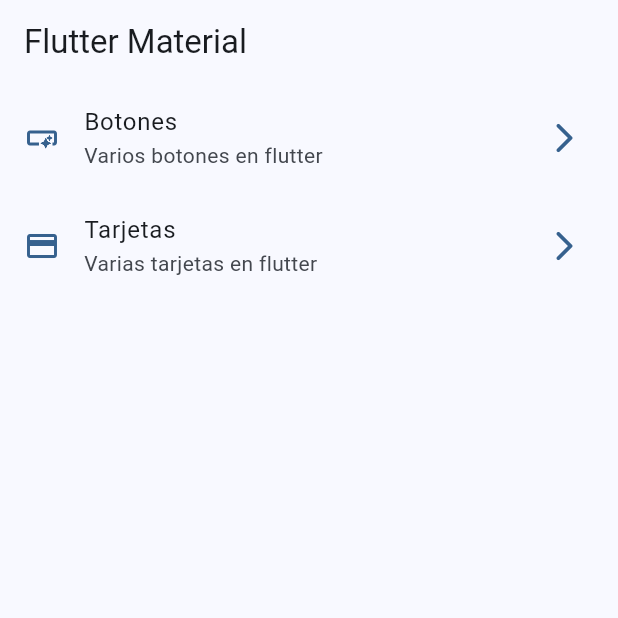
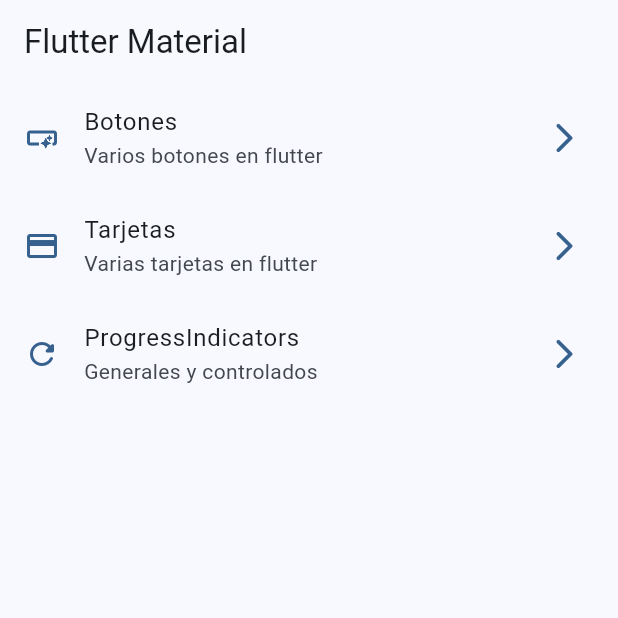
Before and after one commit to izrael90/widgets_app, a Flutter app: the screen it shows after launch, on a phone screen of 412 x 824 dp, the top half of it. Run offline on Flutter 3.47's test engine with Material 3 defaults, Android fonts, the phone set to English and light mode, and no system bars; our stand-ins replace go_router.

Commit message:
progress indicator finish0 0

```diff
--- a/lib/config/menu/menu_items.dart
+++ b/lib/config/menu/menu_items.dart
@@ -26,5 +26,11 @@ const appMenuItems = <MenuItem>[
     subTitle: 'Varias tarjetas en flutter',
     link: '/cards',
     icon: Icons.credit_card,
+  ),
+  MenuItem(
+    title: 'ProgressIndicators',
+    subTitle: 'Generales y controlados',
+    link: '/progress',
+    icon: Icons.refresh_rounded,
   )
 ];
--- a/lib/config/router/app_router.dart
+++ b/lib/config/router/app_router.dart
@@ -20,5 +20,10 @@ final appRouter = GoRouter(
       name: CardsScreen.name,
       builder: (context, state) => const CardsScreen(),
     ),
+    GoRoute(
+      path: '/progress',
+      name: ProgressScreen.name,
+      builder: (context, state) => const ProgressScreen(),
+    ),
   ],
 );
```
Also changed, not shown: lib/presentation/screens/progress/progress_screen.dart (+72 -1 lines).
